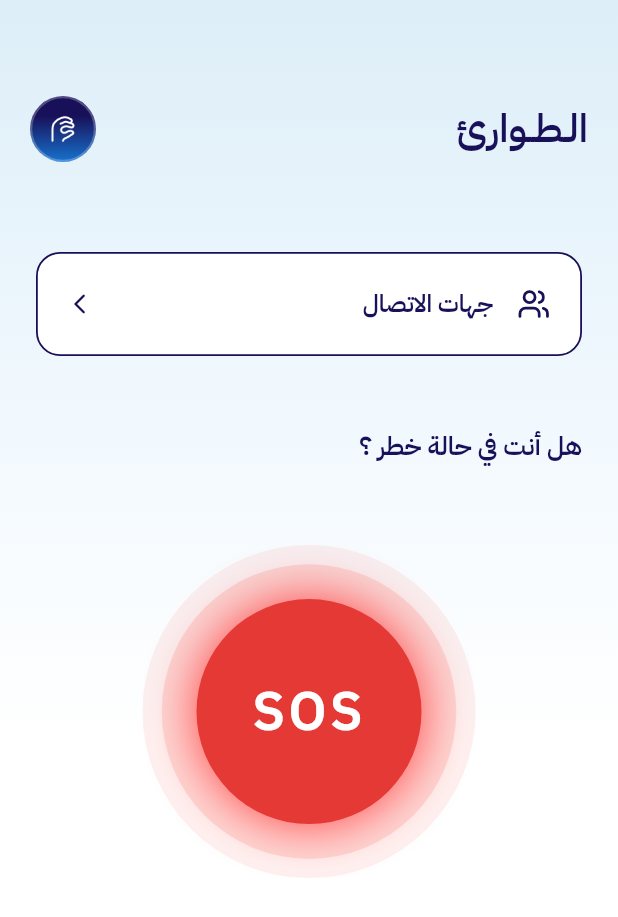
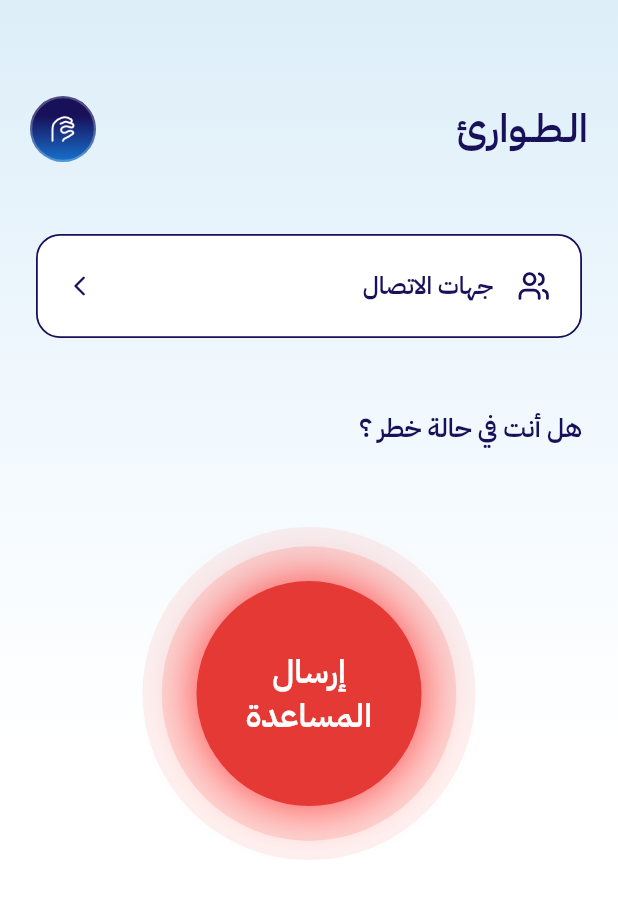
Before and after one commit to raghadzworld/2025-GP1-1, a Flutter app: the EmergencyScreen screen opened directly, on a phone screen of 412 x 824 dp. Shown: the top 917 px of the screen. Run offline on Flutter 3.47's test engine with Material 3 defaults, Android fonts, the phone set to English and light mode, and no system bars; our stand-ins replace audioplayers, cloud_firestore, cloud_functions, convert, firebase_auth, firebase_core and 14 more; missing offline and left inert: android_alarm_manager_plus, cryptography, flutter_background_service, flutter_sound; accounts and stored records are empty.

Commit message:
Emergency: restore old icon, 'إرسال المساعدة' button, team-style sign-language box on emergency and contacts

```diff
--- a/lib/screens/emergency_screen.dart
+++ b/lib/screens/emergency_screen.dart
@@ -7,8 +7,7 @@ import 'package:cloud_firestore/cloud_firestore.dart';
 import 'package:geolocator/geolocator.dart';
 import 'package:url_launcher/url_launcher.dart';
 import 'contacts_screen.dart';
-import 'sign_language_player_screen.dart';
-import '../services/sign_language_mode.dart';
+import '../widgets/sign_language_box.dart';
 
 // ─── Colors ───────────────────────────────────────────────────────────────────
 class NabeehColors {
@@ -96,21 +95,6 @@ class _EmergencyScreenState extends State<EmergencyScreen>
     _sosTimer?.cancel();
     _pulseController.dispose();
     super.dispose();
-  }
-
-  void _handleTap(String videoAsset, VoidCallback action) {
-    if (signLanguageModeNotifier.value) {
-      showDialog(
-        context: context,
-        barrierDismissible: false,
-        builder: (_) => SignLanguagePlayerScreen(
-          videoAsset: videoAsset,
-          onFinished: action,
-        ),
-      );
-    } else {
-      action();
-    }
   }
 
   // ── SOS Logic ──────────────────────────────────────────────────────────────
@@ -262,7 +246,10 @@ class _EmergencyScreenState extends State<EmergencyScreen>
                   child: Column(
                     crossAxisAlignment: CrossAxisAlignment.start,
                     children: [
-                      const SizedBox(height: 12),
+                      // بوكس لغة الإشارة (نفس شكل باقي الصفحات)
+                      const SignLanguageVideoBox(
+                        videoAsset: 'assets/videos/sign_emergency.mp4',
+                      ),
                       _buildContactsButton(),
                       const SizedBox(height: 40),
                       const Align(
@@ -305,55 +292,7 @@ class _EmergencyScreenState extends State<EmergencyScreen>
               color: Color(0xFF181059),
             ),
           ),
-          ValueListenableBuilder<bool>(
-            valueListenable: signLanguageModeNotifier,
-            builder: (context, isActive, _) => GestureDetector(
-              onTap: () {
-                signLanguageModeNotifier.value = !isActive;
-              },
-              child: Container(
-                width: 44,
-                height: 44,
-                decoration: BoxDecoration(
-                  shape: BoxShape.circle,
-                  gradient: isActive
-                      ? const LinearGradient(
-                          colors: [
-                            Color(0xFF0B4D2C),
-                            Color(0xFF0B4D2C),
-                            NabeehColors.green,
-                          ],
-                          stops: [0.09, 0.30, 1.0],
-                          begin: Alignment.topCenter,
-                          end: Alignment.bottomCenter,
-                        )
-                      : const LinearGradient(
-                          colors: [
-                            Color(0xFF181059),
-                            Color(0xFF181059),
-                            Color(0xFF1773CF),
-                          ],
-                          stops: [0.09, 0.30, 1.0],
-                          begin: Alignment.topCenter,
-                          end: Alignment.bottomCenter,
-                        ),
-                  border: Border.all(
-                    color: Colors.white.withValues(alpha: 0.25),
-                    width: 1.5,
-                  ),
-                ),
-                child: Padding(
-                  padding: const EdgeInsets.all(10),
-                  child: Image.asset(
-                    'assets/images/icon_signLan.png',
-                    color: Colors.white,
-                    colorBlendMode: BlendMode.srcIn,
-                    fit: BoxFit.contain,
-                  ),
-                ),
-              ),
-            ),
-          ),
+          const SignLanguageToggleButton(),
         ],
       ),
     );
@@ -364,12 +303,9 @@ class _EmergencyScreenState extends State<EmergencyScreen>
     return Padding(
       padding: const EdgeInsets.symmetric(vertical: 8),
       child: InkWell(
-        onTap: () => _handleTap(
-          'assets/videos/sign_contacts.mp4',
-          () => Navigator.push(
-            context,
-            MaterialPageRoute(builder: (context) => const ContactsScreen()),
-          ),
+        onTap: () => Navigator.push(
+          context,
+          MaterialPageRoute(builder: (context) => const ContactsScreen()),
         ),
         borderRadius: BorderRadius.circular(20),
         child: Container(
@@ -484,12 +420,14 @@ class _EmergencyScreenState extends State<EmergencyScreen>
                           ],
                         )
                       : const Text(
-                          'SOS',
+                          'إرسال\nالمساعدة',
+                          textAlign: TextAlign.center,
                           style: TextStyle(
+                            fontFamily: 'IBMPlexSansArabic',
                             color: Colors.white,
-                            fontSize: 36,
+                            fontSize: 22,
+                            height: 1.3,
                             fontWeight: FontWeight.bold,
-                            letterSpacing: 2,
                           ),
                         ),
                 ),
```
Also changed, not shown: lib/screens/contacts_screen.dart (+9 -78 lines), assets/images/icon_NotSEme.png, assets/images/icon_SlectedEme.png, 1 other file.
